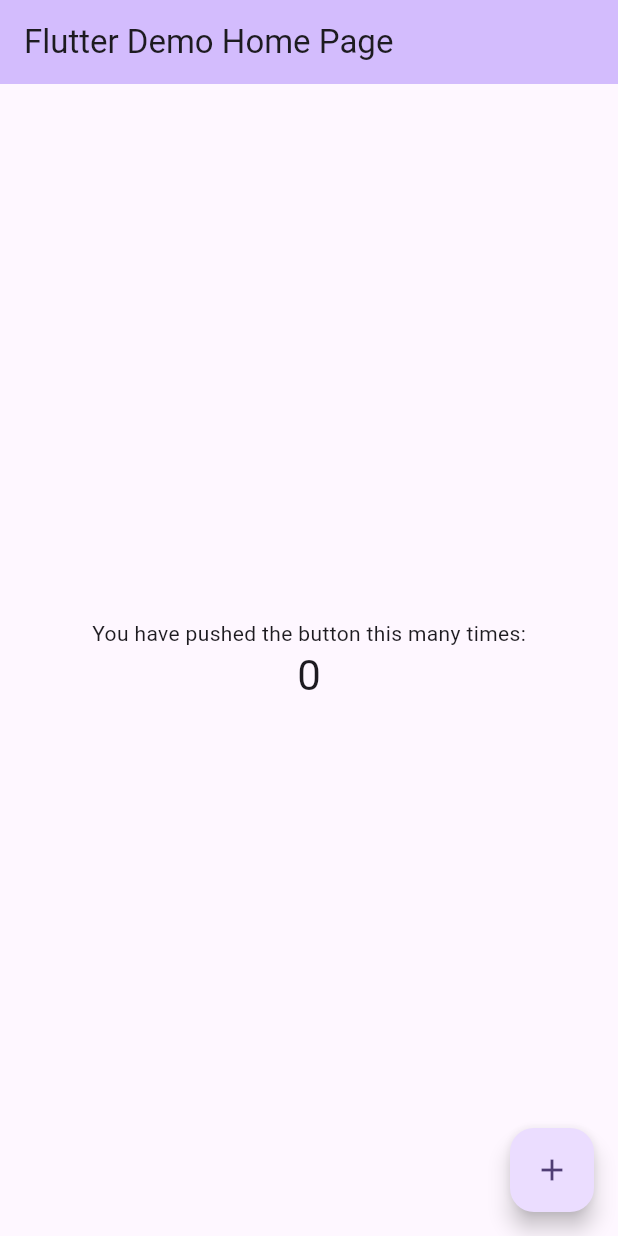
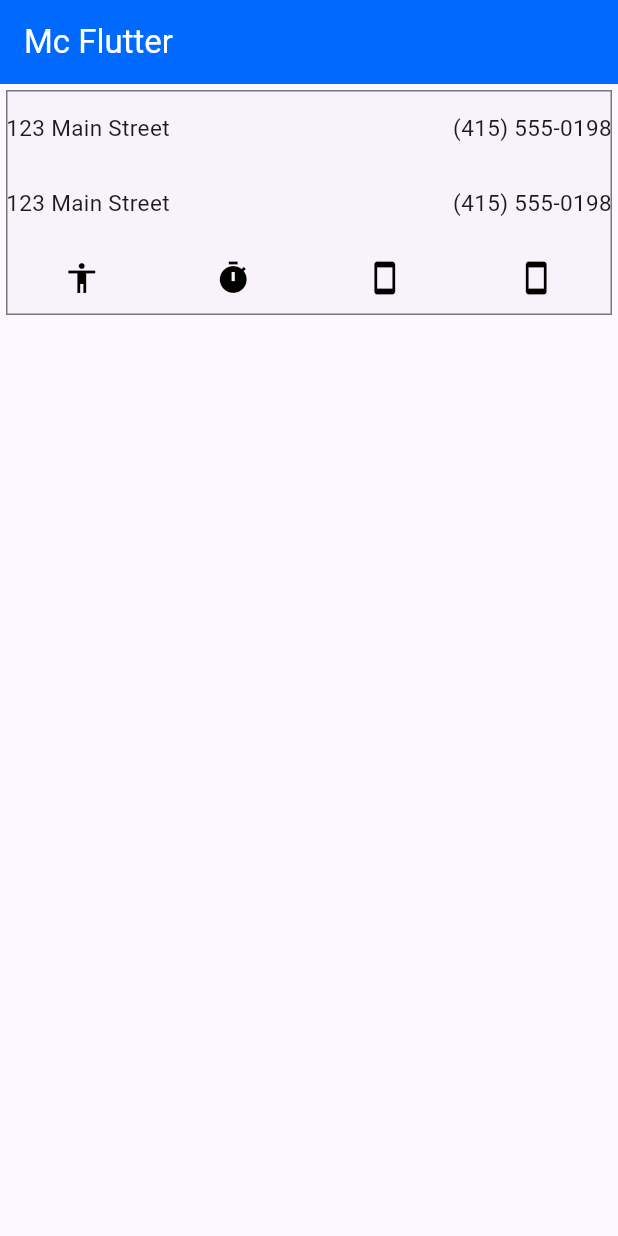
Before and after one commit to NellyGS01/TareasMoviles, a Flutter app: the screen it shows after launch, on a phone screen of 412 x 824 dp. Run offline on Flutter 3.47's test engine with Material 2 defaults, Android fonts, the phone set to English and light mode, and no system bars.

Commit message:
Creacion de tarjeta

```diff
--- a/tarea_1/lib/main.dart
+++ b/tarea_1/lib/main.dart
@@ -1,125 +1,133 @@
 import 'package:flutter/material.dart';
 
+/// Flutter code sample for [Card].
+
 void main() {
-  runApp(const MyApp());
+  runApp(const McFlutter());
 }
 
-class MyApp extends StatelessWidget {
-  const MyApp({super.key});
+class McFlutter extends StatelessWidget {
+  const McFlutter({super.key});
 
-  // This widget is the root of your application.
   @override
   Widget build(BuildContext context) {
     return MaterialApp(
-      title: 'Flutter Demo',
       theme: ThemeData(
-        // This is the theme of your application.
-        //
-        // TRY THIS: Try running your application with "flutter run". You'll see
-        // the application has a blue toolbar. Then, without quitting the app,
-        // try changing the seedColor in the colorScheme below to Colors.green
-        // and then invoke "hot reload" (save your changes or press the "hot
-        // reload" button in a Flutter-supported IDE, or press "r" if you used
-        // the command line to start the app).
-        //
-        // Notice that the counter didn't reset back to zero; the application
-        // state is not lost during the reload. To reset the state, use hot
-        // restart instead.
-        //
-        // This works for code too, not just values: Most code changes can be
-        // tested with just a hot reload.
-        colorScheme: ColorScheme.fromSeed(seedColor: Colors.deepPurple),
-        useMaterial3: true,
+          colorSchemeSeed: const Color(0xff6750a4), useMaterial3: true),
+      home: Scaffold(
+        appBar: AppBar(
+          centerTitle: false,
+          backgroundColor: Color.fromARGB(255, 0, 106, 255),
+          title:
+              const Text('Mc Flutter', style: TextStyle(color: Colors.white)),
         ),
-      home: const MyHomePage(title: 'Flutter Demo Home Page'),
+        body: const Column(
+          children: <Widget>[
+            OutlinedCardExample(),
+          ],
+        ),
+      ),
     );
   }
 }
 
-class MyHomePage extends StatefulWidget {
-  const MyHomePage({super.key, required this.title});
-
-  // This widget is the home page of your application. It is stateful, meaning
-  // that it has a State object (defined below) that contains fields that affect
-  // how it looks.
-
-  // This class is the configuration for the state. It holds the values (in this
-  // case the title) provided by the parent (in this case the App widget) and
-  // used by the build method of the State. Fields in a Widget subclass are
-  // always marked "final".
-
-  final String title;
-
-  @override
-  State<MyHomePage> createState() => _MyHomePageState();
-}
-
-class _MyHomePageState extends State<MyHomePage> {
-  int _counter = 0;
-
-  void _incrementCounter() {
-    setState(() {
-      // This call to setState tells the Flutter framework that something has
-      // changed in this State, which causes it to rerun the build method below
-      // so that the display can reflect the updated values. If we changed
-      // _counter without calling setState(), then the build method would not be
-      // called again, and so nothing would appear to happen.
-      _counter++;
-    });
-  }
+class OutlinedCardExample extends StatelessWidget {
+  const OutlinedCardExample({super.key});
 
   @override
   Widget build(BuildContext context) {
-    // This method is rerun every time setState is called, for instance as done
-    // by the _incrementCounter method above.
-    //
-    // The Flutter framework has been optimized to make rerunning build methods
-    // fast, so that you can just rebuild anything that needs updating rather
-    // than having to individually change instances of widgets.
-    return Scaffold(
-      appBar: AppBar(
-        // TRY THIS: Try changing the color here to a specific color (to
-        // Colors.amber, perhaps?) and trigger a hot reload to see the AppBar
-        // change color while the other colors stay the same.
-        backgroundColor: Theme.of(context).colorScheme.inversePrimary,
-        // Here we take the value from the MyHomePage object that was created by
-        // the App.build method, and use it to set our appbar title.
-        title: Text(widget.title),
+    return Center(
+      child: Card(
+        elevation: 0,
+        shape: RoundedRectangleBorder(
+          side: BorderSide(
+            color: Theme.of(context).colorScheme.outline,
           ),
-      body: Center(
-        // Center is a layout widget. It takes a single child and positions it
-        // in the middle of the parent.
+        ),
+        child: const SizedBox(
+          width: double.infinity,
+          height: 150,
+          child: Center(
               child: Column(
-          // Column is also a layout widget. It takes a list of children and
-          // arranges them vertically. By default, it sizes itself to fit its
-          // children horizontally, and tries to be as tall as its parent.
-          //
-          // Column has various properties to control how it sizes itself and
-          // how it positions its children. Here we use mainAxisAlignment to
-          // center the children vertically; the main axis here is the vertical
-          // axis because Columns are vertical (the cross axis would be
-          // horizontal).
-          //
-          // TRY THIS: Invoke "debug painting" (choose the "Toggle Debug Paint"
-          // action in the IDE, or press "p" in the console), to see the
-          // wireframe for each widget.
-          mainAxisAlignment: MainAxisAlignment.center,
+            children: [
+              Expanded(
+                child: Row(
                   children: <Widget>[
-            const Text(
-              'You have pushed the button this many times:',
+                    Expanded(
+                      child: Text('123 Main Street',
+                          textAlign: TextAlign.left,
+                          style: TextStyle(fontSize: 15)),
                     ),
-            Text(
-              '$_counter',
-              style: Theme.of(context).textTheme.headlineMedium,
+                    Expanded(
+                      child: Text('(415) 555-0198',
+                          textAlign: TextAlign.right,
+                          style: TextStyle(fontSize: 15)),
+                    )
+                  ],
+                ),
+              ),
+              Expanded(
+                child: Row(
+                  children: <Widget>[
+                    Expanded(
+                      child: Text('123 Main Street',
+                          textAlign: TextAlign.left,
+                          style: TextStyle(fontSize: 15)),
+                    ),
+                    Expanded(
+                      child: Text('(415) 555-0198',
+                          textAlign: TextAlign.right,
+                          style: TextStyle(fontSize: 15)),
+                    )
+                  ],
+                ),
+              ),
+              Expanded(
+                child: Row(
+                  children: <Widget>[
+                    Expanded(
+                      child: Icon(
+                        Icons.accessibility,
+                        color: Colors.black,
+                        size: 24.0,
+                        semanticLabel:
+                            'Text to announce in accessibility modes',
+                      ),
+                    ),
+                    Expanded(
+                      child: Icon(
+                        Icons.timer,
+                        color: Colors.black,
+                        size: 24.0,
+                        semanticLabel:
+                            'Text to announce in accessibility modes',
+                      ),
+                    ),
+                    Expanded(
+                      child: Icon(
+                        Icons.smartphone,
+                        color: Colors.black,
+                        size: 24.0,
+                        semanticLabel:
+                            'Text to announce in accessibility modes',
+                      ),
+                    ),
+                    Expanded(
+                      child: Icon(
+                        Icons.smartphone,
+                        color: Colors.black,
+                        size: 24.0,
+                        semanticLabel:
+                            'Text to announce in accessibility modes',
+                      ),
                     ),
                   ],
                 ),
               ),
-      floatingActionButton: FloatingActionButton(
-        onPressed: _incrementCounter,
-        tooltip: 'Increment',
-        child: const Icon(Icons.add),
-      ), // This trailing comma makes auto-formatting nicer for build methods.
+            ],
+          )),
+        ),
+      ),
     );
   }
 }
```
Also changed, not shown: 1 other file. Lines whose indentation alone changed are shown as unchanged.
